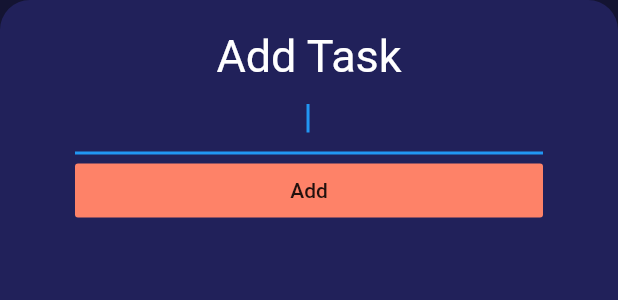
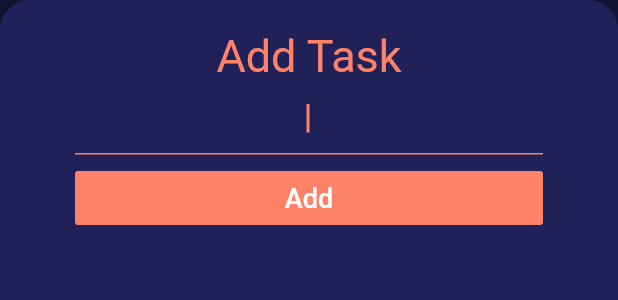
Before and after one commit to Procoder16/Docket, a Flutter app: the AddListTile widget shown alone on an empty page, opened directly, on a phone screen of 412 x 824 dp. Shown: the top 300 px of the screen. Run offline on Flutter 3.47's test engine with Material 2 defaults, Android fonts, the phone set to English and light mode, and no system bars.

```diff
--- a/lib/screens/add_listTile_screen.dart
+++ b/lib/screens/add_listTile_screen.dart
@@ -25,17 +25,33 @@ class AddListTile extends StatelessWidget {
             Text(
               'Add Task',
               textAlign: TextAlign.center,
-              style: TextStyle(color: Colors.white, fontSize: 30.0),
+              style: TextStyle(color: Color(0xFFFE8268), fontSize: 30.0),
             ),
             TextField(
+              style: TextStyle(color: Colors.white),
+              decoration: InputDecoration(
+                enabledBorder: UnderlineInputBorder(
+                  borderSide: BorderSide(color: Color(0xFFFE8268)),
+                ),
+                focusedBorder: UnderlineInputBorder(
+                  borderSide: BorderSide(color: Color(0xFFFE8268)),
+                ),
+              ),
+              cursorColor: Color(0xFFFE8268),
               autofocus: true,
               textAlign: TextAlign.center,
               onChanged: (newText) {
                 newTaskTitle = newText;
               },
             ),
+            SizedBox(
+              height: 5.0,
+            ),
             FlatButton(
-                child: Text('Add'),
+                child: Text(
+                  'Add',
+                  style: TextStyle(color: Colors.white, fontSize: 18.0),
+                ),
                 color: Color(0xFFFE8268),
                 onPressed: () {
                   Provider.of<TaskData>(context, listen: false)
```
Also changed, not shown: lib/widgets/tasks_tile.dart (+12 -5 lines).
